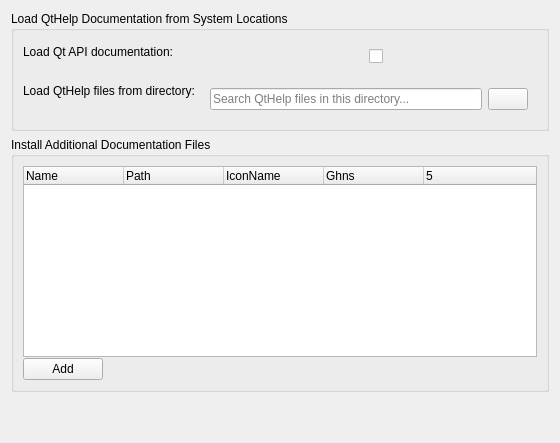
Above: documentation/qthelp/qthelpconfig.ui from KDE/kdevelop before the change. Below: the same form after it.
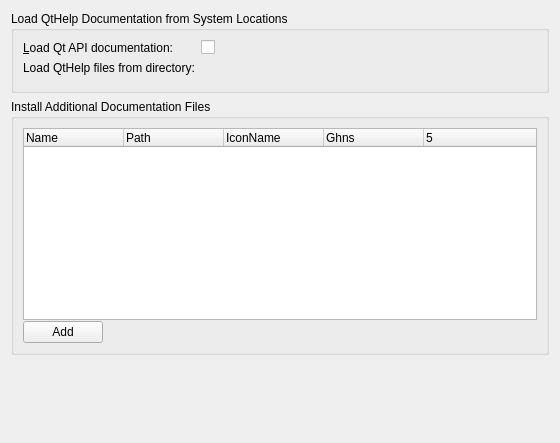
That is the form after the change. Icons and pictures are not drawn. Custom widgets are drawn as their Qt base class.

Commit message:
QtHelp dialog: Fix appearance
Use a KUrlRequester instead of line edit + push button. Place all
widgets into a proper form layout.

Patch:
```diff
--- a/documentation/qthelp/qthelpconfig.ui
+++ b/documentation/qthelp/qthelpconfig.ui
@@ -23,14 +23,21 @@
       <item row="0" column="0">
        <widget class="QLabel" name="labelLoadQtApiDocs">
         <property name="text">
-         <string>Load Qt API documentation:</string>
+         <string>&amp;Load Qt API documentation:</string>
         </property>
         <property name="buddy">
          <cstring>loadQtDocsCheckBox</cstring>
         </property>
        </widget>
       </item>
-      <item row="2" column="0">
+      <item row="0" column="1">
+       <widget class="QCheckBox" name="loadQtDocsCheckBox">
+        <property name="text">
+         <string/>
+        </property>
+       </widget>
+      </item>
+      <item row="1" column="0">
        <widget class="QLabel" name="labelLoadFromDirectory">
         <property name="text">
          <string>Load QtHelp files from directory:</string>
@@ -40,49 +47,13 @@
         </property>
        </widget>
       </item>
-      <item row="0" column="1">
-       <widget class="QWidget" name="widgetLoadQtApiDocs" native="true">
-        <layout class="QVBoxLayout" name="verticalLayout_6">
-         <item>
-          <layout class="QHBoxLayout" name="horizontalLayout_6">
-           <property name="spacing">
-            <number>0</number>
-           </property>
-           <item>
-            <widget class="KMessageWidget" name="messageAvailabilityQtDocs" native="true">
-             <property name="enabled">
-              <bool>true</bool>
-             </property>
-             <property name="minimumSize">
-              <size>
-               <width>0</width>
-               <height>0</height>
-              </size>
-             </property>
-             <property name="text" stdset="0">
-              <string/>
-             </property>
-            </widget>
-           </item>
-           <item>
-            <widget class="QCheckBox" name="loadQtDocsCheckBox">
-             <property name="text">
-              <string/>
-             </property>
-            </widget>
-           </item>
-          </layout>
-         </item>
-        </layout>
-       </widget>
+      <item row="1" column="1">
+       <widget class="KUrlRequester" name="qchSearchDir" native="true"/>
       </item>
-      <item row="2" column="1">
-       <widget class="QWidget" name="widgetLoadDirectory" native="true">
-        <property name="sizePolicy">
-         <sizepolicy hsizetype="Expanding" vsizetype="Preferred">
-          <horstretch>0</horstretch>
-          <verstretch>0</verstretch>
-         </sizepolicy>
+      <item row="2" column="0" colspan="2">
+       <widget class="KMessageWidget" name="messageAvailabilityQtDocs" native="true">
+        <property name="enabled">
+         <bool>true</bool>
         </property>
         <property name="minimumSize">
          <size>
@@ -90,34 +61,9 @@
           <height>0</height>
          </size>
         </property>
-        <layout class="QHBoxLayout" name="horizontalLayout_5">
-         <item>
-          <widget class="QLineEdit" name="qchSearchDir">
-           <property name="text">
-            <string/>
-           </property>
-           <property name="placeholderText">
-            <string>Search QtHelp files in this directory...</string>
-           </property>
-          </widget>
-         </item>
-         <item>
-          <layout class="QHBoxLayout" name="horizontalLayout_4">
-           <item>
-            <widget class="QPushButton" name="qchSearchDirButton">
-             <property name="text">
-              <string/>
-             </property>
-             <property name="icon">
-              <iconset theme="document-open-folder">
-               <normaloff/>
-              </iconset>
-             </property>
-            </widget>
-           </item>
-          </layout>
-         </item>
-        </layout>
+        <property name="text" stdset="0">
+         <string/>
+        </property>
        </widget>
       </item>
      </layout>
@@ -243,7 +189,13 @@
   <customwidget>
    <class>KMessageWidget</class>
    <extends>QWidget</extends>
-   <header>kmessagewidget.h</header>
+   <header location="global">kmessagewidget.h</header>
+  </customwidget>
+  <customwidget>
+   <class>KUrlRequester</class>
+   <extends>QWidget</extends>
+   <header location="global">kurlrequester.h</header>
+   <container>1</container>
   </customwidget>
  </customwidgets>
  <resources/>
```
Left out of the diff: 5 changed lines with no effect on the pictures. The commit also changes 2 other files.
